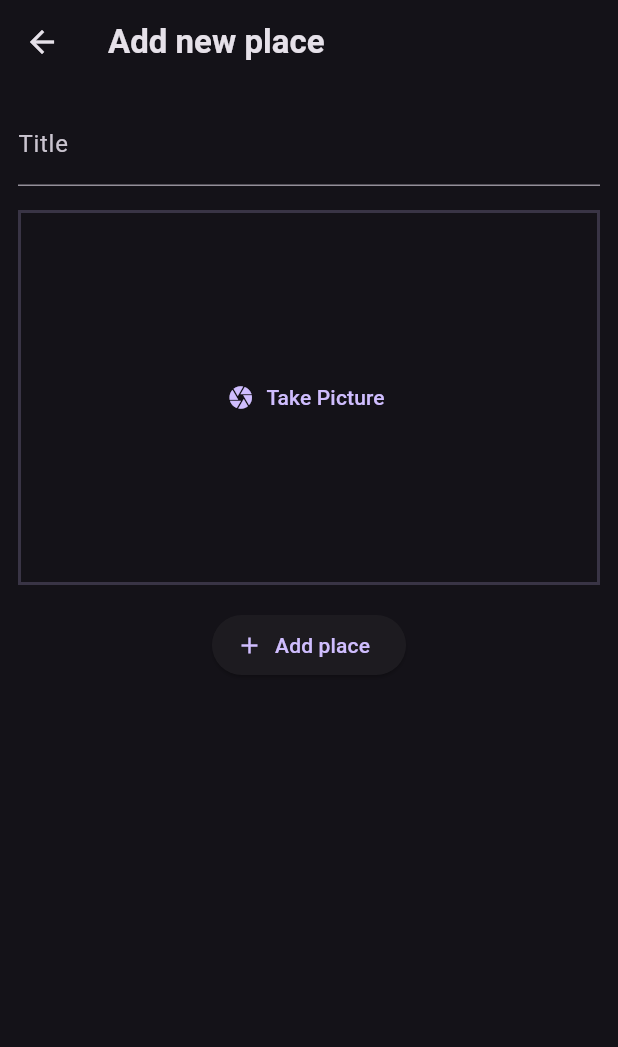
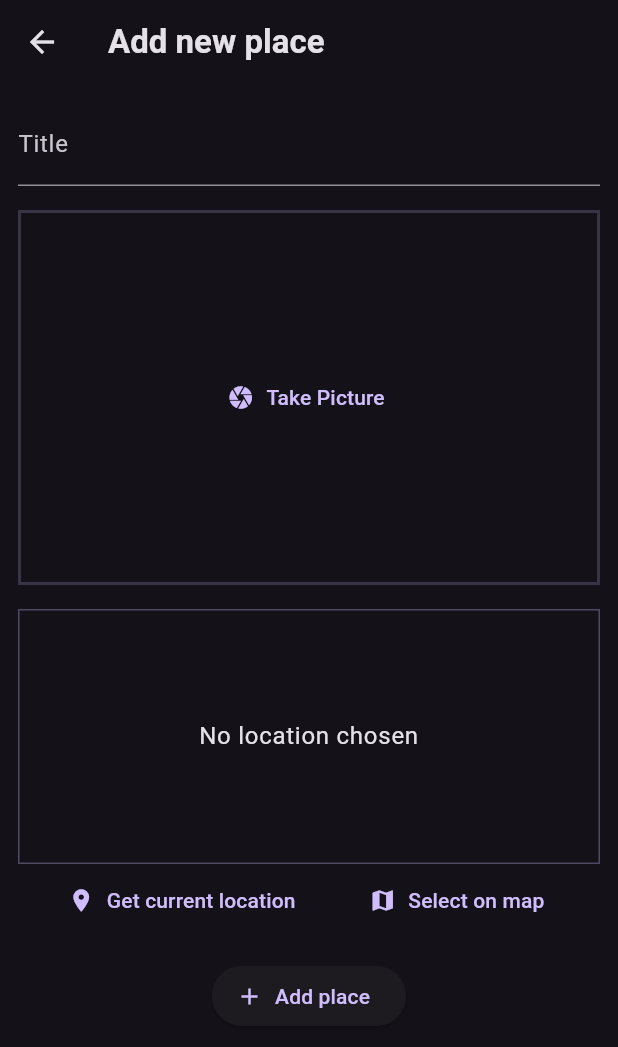
Before and after one commit to denickman/FavoritePlaces-app, a Flutter app: the AddPlaceScreen screen opened directly, on a phone screen of 412 x 824 dp. Shown: the top 1047 px of the screen. Run offline on Flutter 3.47's test engine with Material 3 defaults, Android fonts, the phone set to English and light mode, and no system bars; our stand-ins replace flutter_riverpod, google_fonts, image_picker, location.

Commit message:
Add LocationInput into AddPlaceScreen

```diff
--- a/lib/screens/add_place.dart
+++ b/lib/screens/add_place.dart
@@ -2,6 +2,7 @@ import 'package:favoriteplaces/providers/user_places.dart';
 import 'package:flutter/material.dart';
 import 'package:flutter_riverpod/flutter_riverpod.dart';
 import 'package:favoriteplaces/widgets/image_input.dart';
+import 'package:favoriteplaces/widgets/location_input.dart';
 import 'dart:io';
 
 class AddPlaceScreen extends ConsumerStatefulWidget {
@@ -24,7 +25,9 @@ class _AddPlaceScreenState extends ConsumerState<AddPlaceScreen> {
       return;
     }
 
-    ref.read(userPlacesProvider.notifier).addPlace(enteredTitle, _selectedImage!);
+    ref
+        .read(userPlacesProvider.notifier)
+        .addPlace(enteredTitle, _selectedImage!);
     Navigator.of(context).pop();
   }
 
@@ -51,9 +54,15 @@ class _AddPlaceScreenState extends ConsumerState<AddPlaceScreen> {
             const SizedBox(height: 16),
 
             // image input
-            ImageInput(onPickImage: (selectedImage) {
-              _selectedImage = selectedImage;
-            }),
+            ImageInput(
+              onPickImage: (selectedImage) {
+                _selectedImage = selectedImage;
+              },
+            ),
+
+            const SizedBox(height: 16),
+
+            LocationInput(),
 
             const SizedBox(height: 16),
 
--- /dev/null
+++ b/lib/widgets/location_input.dart
@@ -0,0 +1,101 @@
+import 'package:flutter/material.dart';
+import 'package:location/location.dart';
+
+class LocationInput extends StatefulWidget {
+  const LocationInput({super.key});
+
+  @override
+  State<LocationInput> createState() {
+    return _LocationInputState();
+  }
+}
+
+class _LocationInputState extends State<LocationInput> {
+  Location? _pickedLocation;
+  var _isGettingLocation = false;
+
+  void _getCurrentLocation() async {
+    Location location = Location();
+
+    bool serviceEnabled;
+    PermissionStatus permissionGranted;
+    LocationData locationData;
+
+    serviceEnabled = await location.serviceEnabled();
+    if (!serviceEnabled) {
+      serviceEnabled = await location.requestService();
+      if (!serviceEnabled) {
+        return;
+      }
+    }
+
+    permissionGranted = await location.hasPermission();
+    if (permissionGranted == PermissionStatus.denied) {
+      permissionGranted = await location.requestPermission();
+      if (permissionGranted != PermissionStatus.granted) {
+        return;
+      }
+    }
+
+    setState(() {
+      _isGettingLocation = true;
+    });
+
+    locationData = await location.getLocation();
+
+    setState(() {
+      _isGettingLocation = false;
+    });
+
+    print(locationData.latitude);
+    print(locationData.longitude);
+  }
+
+  @override
+  Widget build(BuildContext context) {
+    Widget previewContent = Text(
+      "No location chosen",
+      textAlign: TextAlign.center,
+      style: Theme.of(context).textTheme.bodyLarge!.copyWith(
+        color: Theme.of(context).colorScheme.onSurface,
+      ),
+    );
+
+    if (_isGettingLocation) {
+      previewContent = const CircularProgressIndicator();
+    }
+
+    return Column(
+      children: [
+        Container(
+          height: 170,
+          width: double.infinity,
+          alignment: Alignment.center,
+          decoration: BoxDecoration(
+            border: Border.all(
+              width: 1,
+              color: Theme.of(context).colorScheme.primary.withAlpha(80),
+            ),
+          ),
+          child: previewContent,
+        ),
+        Row(
+          mainAxisAlignment: MainAxisAlignment.spaceEvenly,
+          children: [
+            TextButton.icon(
+              icon: const Icon(Icons.location_on),
+              label: const Text('Get current location'),
+              onPressed: _getCurrentLocation,
+            ),
+
+            TextButton.icon(
+              icon: const Icon(Icons.map),
+              label: const Text('Select on map'),
+              onPressed: () {},
+            ),
+          ],
+        ),
+      ],
+    );
+  }
+}
--- a/pubspec.yaml
+++ b/pubspec.yaml
@@ -38,6 +38,7 @@ dependencies:
   uuid: ^4.5.1
   flutter_riverpod: ^2.6.1
   image_picker: ^1.2.0
+  location: ^8.0.1
 
 dev_dependencies:
   flutter_test:
```
Also changed, not shown: pubspec.lock, 8 other files.
